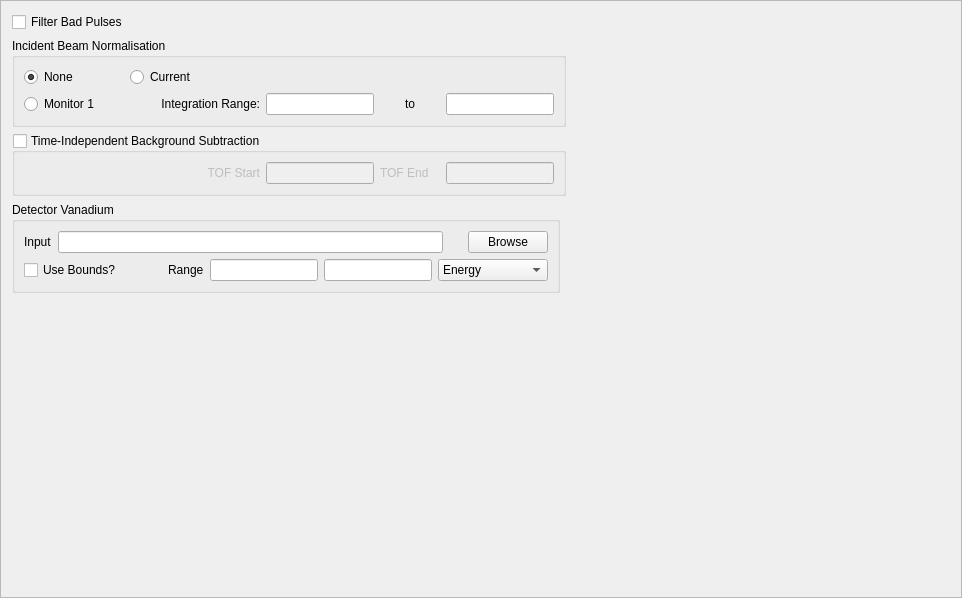
The window that Code/Mantid/scripts/Interface/ui/inelastic/dgs_data_corrections.ui (mantidproject/mantid) describes before a commit, drawn with Qt 5.
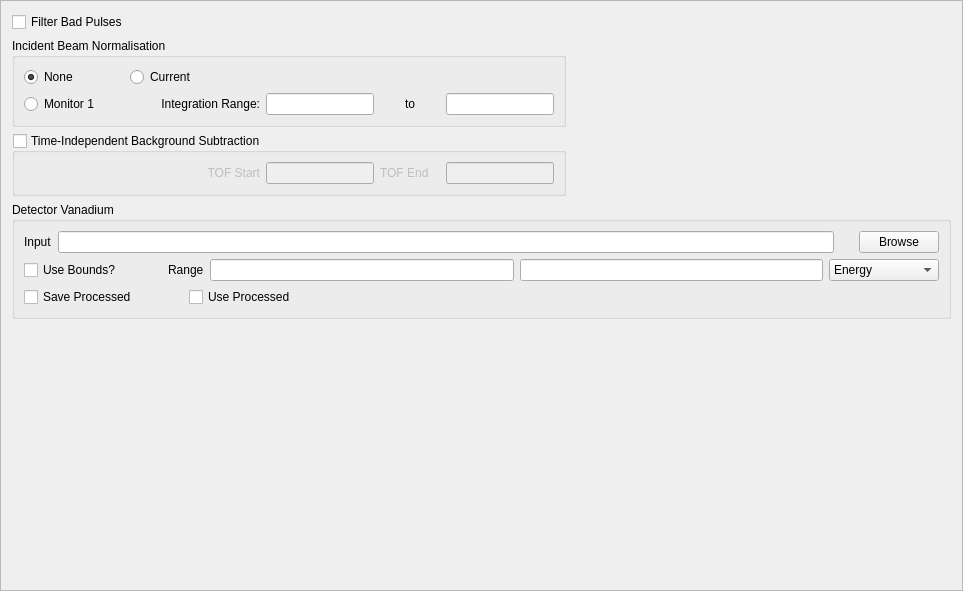
The same window after the commit.

The edit to the form file:
```diff
--- a/Code/Mantid/scripts/Interface/ui/inelastic/dgs_data_corrections.ui
+++ b/Code/Mantid/scripts/Interface/ui/inelastic/dgs_data_corrections.ui
@@ -6,8 +6,8 @@
    <rect>
     <x>0</x>
     <y>0</y>
-    <width>962</width>
-    <height>598</height>
+    <width>963</width>
+    <height>591</height>
    </rect>
   </property>
   <property name="windowTitle">
@@ -215,8 +215,6 @@
     </layout>
    </item>
    <item>
-    <layout class="QHBoxLayout" name="horizontalLayout_7">
-     <item>
       <widget class="QGroupBox" name="det_van_gb">
        <property name="title">
         <string>Detector Vanadium</string>
@@ -314,6 +312,50 @@
           </item>
          </layout>
         </item>
+      <item>
+       <layout class="QHBoxLayout" name="horizontalLayout_7">
+        <item>
+         <widget class="QCheckBox" name="save_procdetvan_cb">
+          <property name="text">
+           <string>Save Processed</string>
+          </property>
+         </widget>
+        </item>
+        <item>
+         <widget class="QLabel" name="label_2">
+          <property name="minimumSize">
+           <size>
+            <width>40</width>
+            <height>0</height>
+           </size>
+          </property>
+          <property name="text">
+           <string/>
+          </property>
+         </widget>
+        </item>
+        <item>
+         <widget class="QCheckBox" name="use_procdetvan_cb">
+          <property name="text">
+           <string>Use Processed</string>
+          </property>
+         </widget>
+        </item>
+        <item>
+         <spacer name="horizontalSpacer_7">
+          <property name="orientation">
+           <enum>Qt::Horizontal</enum>
+          </property>
+          <property name="sizeHint" stdset="0">
+           <size>
+            <width>40</width>
+            <height>20</height>
+           </size>
+          </property>
+         </spacer>
+        </item>
+       </layout>
+      </item>
        </layout>
       </widget>
      </item>
@@ -324,13 +366,11 @@
        </property>
        <property name="sizeHint" stdset="0">
         <size>
-         <width>40</width>
+       <width>940</width>
          <height>20</height>
         </size>
        </property>
       </spacer>
-     </item>
-    </layout>
    </item>
    <item>
     <spacer name="verticalSpacer">
```
Lines whose indentation alone changed are shown as unchanged.
